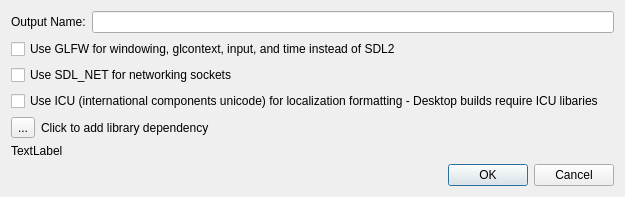
The window that Editor/src/Assets/Source/SourceSettingsDlg.ui (GameOverture/HarmonyEngine) describes before a commit, drawn with Qt 5.
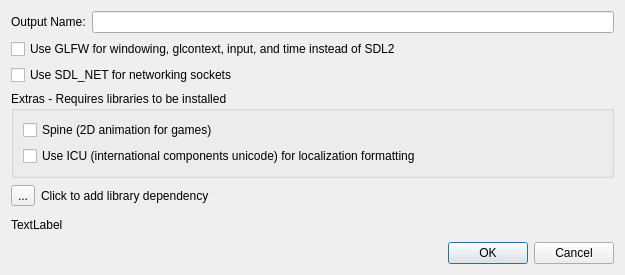
The same window after the commit. Icons and pictures are not drawn.

Commit message: Build Extras ICU now has proper install method for builds

Diff of the .ui file:
```diff
--- a/Editor/src/Assets/Source/SourceSettingsDlg.ui
+++ b/Editor/src/Assets/Source/SourceSettingsDlg.ui
@@ -7,7 +7,7 @@
     <x>0</x>
     <y>0</y>
     <width>625</width>
-    <height>195</height>
+    <height>275</height>
    </rect>
   </property>
   <property name="sizePolicy">
@@ -59,10 +59,26 @@
     </widget>
    </item>
    <item>
-    <widget class="QCheckBox" name="chkUseIcu">
-     <property name="text">
-      <string>Use ICU (international components unicode) for localization formatting - Desktop builds require ICU libaries</string>
+    <widget class="QGroupBox" name="grpExtras">
+     <property name="title">
+      <string>Extras - Requires libraries to be installed</string>
      </property>
+     <layout class="QVBoxLayout" name="verticalLayout">
+      <item>
+       <widget class="QCheckBox" name="chkUseSpine">
+        <property name="text">
+         <string>Spine (2D animation for games)</string>
+        </property>
+       </widget>
+      </item>
+      <item>
+       <widget class="QCheckBox" name="chkUseIcu">
+        <property name="text">
+         <string>Use ICU (international components unicode) for localization formatting</string>
+        </property>
+       </widget>
+      </item>
+     </layout>
     </widget>
    </item>
    <item>
```
The commit also changes 6 other files.
